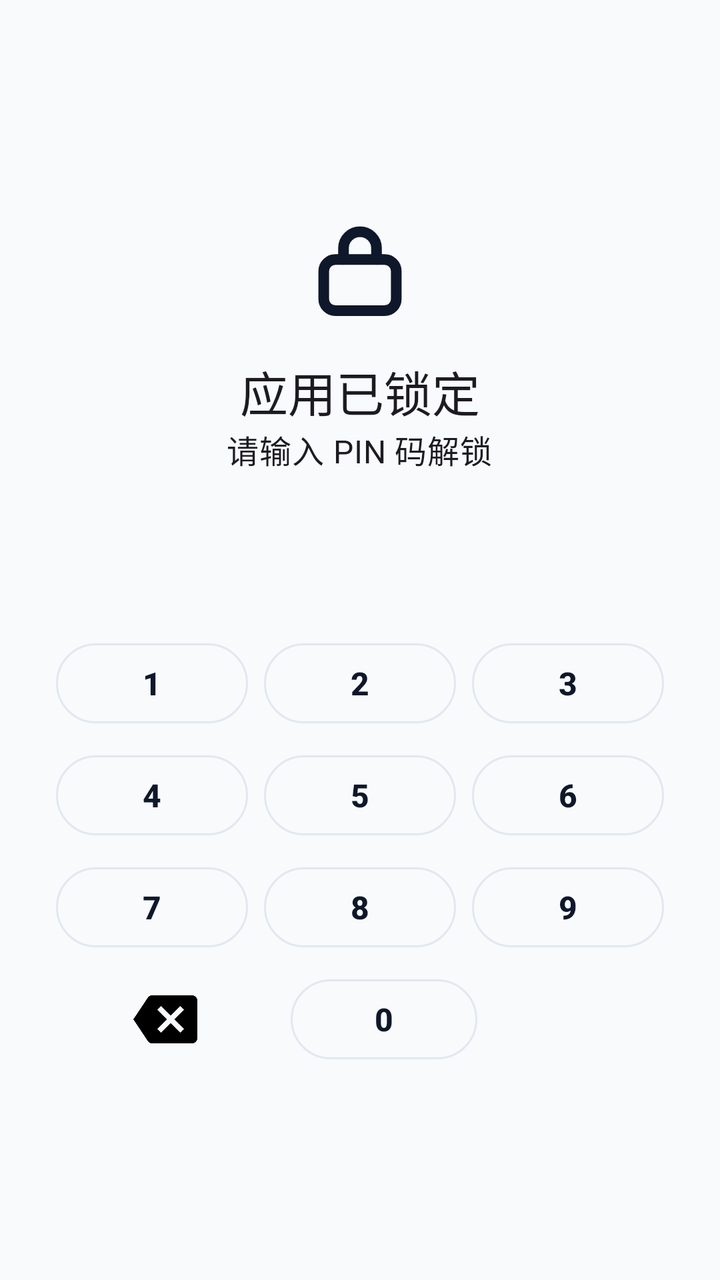
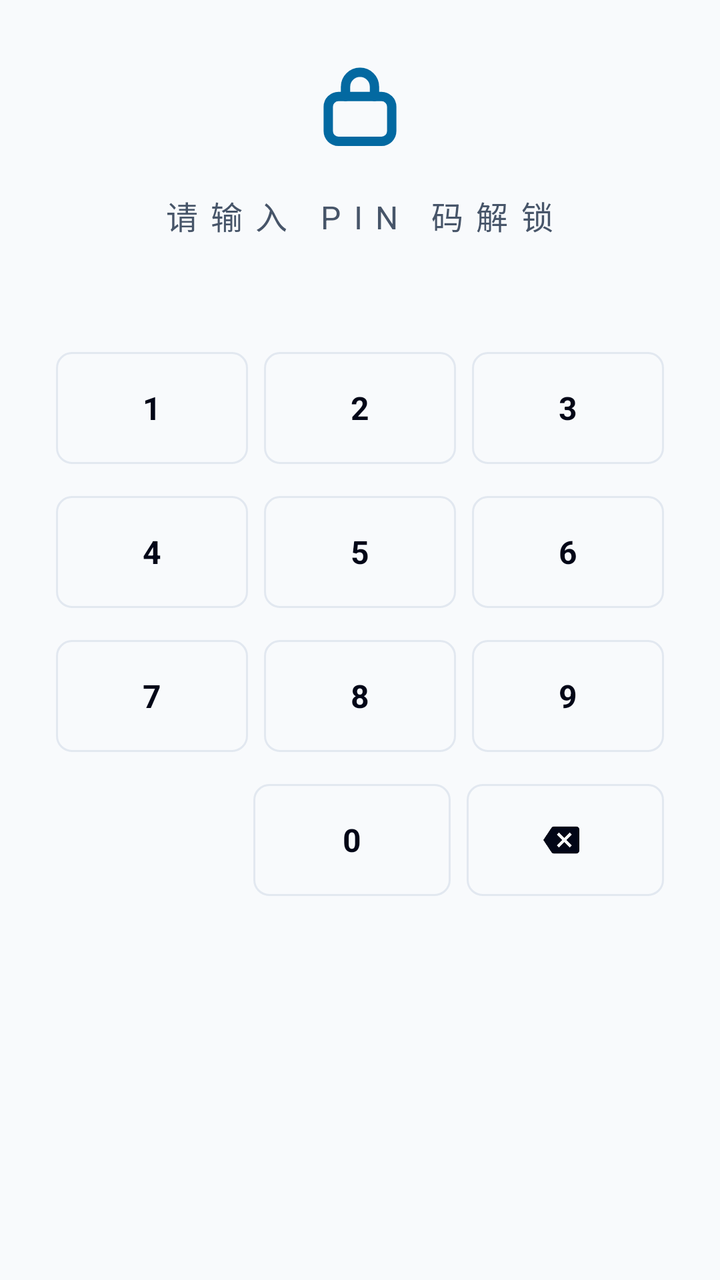

The first picture is an Android layout as it rendered before a commit; the second is the same layout after the commit. The layout source and the unified diff follow.
<!-- AndroidManifest.xml: application theme Theme.SecureDroid -->
<!-- res/layout/activity_lock.xml -->
<?xml version="1.0" encoding="utf-8"?>
<LinearLayout xmlns:android="http://schemas.android.com/apk/res/android"
    xmlns:app="http://schemas.android.com/apk/res-auto"
    android:layout_width="match_parent"
    android:layout_height="match_parent"
    android:orientation="vertical"
    android:gravity="center"
    android:padding="24dp"
    android:background="?android:attr/colorBackground"
    android:filterTouchesWhenObscured="true">

    <ImageView
        android:layout_width="64dp"
        android:layout_height="64dp"
        android:src="@drawable/ic_lock"
        app:tint="@color/primary"
        android:contentDescription="@string/lock_unlock_title" />

    <TextView
        android:layout_width="wrap_content"
        android:layout_height="wrap_content"
        android:layout_marginTop="12dp"
        android:text="@string/lock_unlock_title"
        android:textAppearance="?attr/textAppearanceHeadlineSmall" />

    <TextView
        android:layout_width="wrap_content"
        android:layout_height="wrap_content"
        android:text="@string/lock_unlock_hint"
        android:textAppearance="?attr/textAppearanceBodyMedium" />

    <TextView
        android:id="@+id/tvDots"
        android:layout_width="wrap_content"
        android:layout_height="wrap_content"
        android:layout_marginTop="16dp"
        android:layout_marginBottom="24dp"
        android:minLines="1"
        android:textSize="28sp"
        android:textStyle="bold" />

    <LinearLayout
        android:layout_width="match_parent"
        android:layout_height="wrap_content"
        android:orientation="horizontal"
        android:weightSum="3">

        <com.google.android.material.button.MaterialButton
            android:id="@+id/btn1"
            style="?attr/materialButtonOutlinedStyle"
            android:layout_width="0dp"
            android:layout_height="wrap_content"
            android:layout_weight="1"
            android:layout_margin="4dp"
            android:text="1" />

        <com.google.android.material.button.MaterialButton
            android:id="@+id/btn2"
            style="?attr/materialButtonOutlinedStyle"
            android:layout_width="0dp"
            android:layout_height="wrap_content"
            android:layout_weight="1"
            android:layout_margin="4dp"
            android:text="2" />

        <com.google.android.material.button.MaterialButton
            android:id="@+id/btn3"
            style="?attr/materialButtonOutlinedStyle"
            android:layout_width="0dp"
            android:layout_height="wrap_content"
            android:layout_weight="1"
            android:layout_margin="4dp"
            android:text="3" />
    </LinearLayout>

    <LinearLayout
        android:layout_width="match_parent"
        android:layout_height="wrap_content"
        android:orientation="horizontal"
        android:weightSum="3">

        <com.google.android.material.button.MaterialButton
            android:id="@+id/btn4"
            style="?attr/materialButtonOutlinedStyle"
            android:layout_width="0dp"
            android:layout_height="wrap_content"
            android:layout_weight="1"
            android:layout_margin="4dp"
            android:text="4" />

        <com.google.android.material.button.MaterialButton
            android:id="@+id/btn5"
            style="?attr/materialButtonOutlinedStyle"
            android:layout_width="0dp"
            android:layout_height="wrap_content"
            android:layout_weight="1"
            android:layout_margin="4dp"
            android:text="5" />

        <com.google.android.material.button.MaterialButton
            android:id="@+id/btn6"
            style="?attr/materialButtonOutlinedStyle"
            android:layout_width="0dp"
            android:layout_height="wrap_content"
            android:layout_weight="1"
            android:layout_margin="4dp"
            android:text="6" />
    </LinearLayout>

    <LinearLayout
        android:layout_width="match_parent"
        android:layout_height="wrap_content"
        android:orientation="horizontal"
        android:weightSum="3">

        <com.google.android.material.button.MaterialButton
            android:id="@+id/btn7"
            style="?attr/materialButtonOutlinedStyle"
            android:layout_width="0dp"
            android:layout_height="wrap_content"
            android:layout_weight="1"
            android:layout_margin="4dp"
            android:text="7" />

        <com.google.android.material.button.MaterialButton
            android:id="@+id/btn8"
            style="?attr/materialButtonOutlinedStyle"
            android:layout_width="0dp"
            android:layout_height="wrap_content"
            android:layout_weight="1"
            android:layout_margin="4dp"
            android:text="8" />

        <com.google.android.material.button.MaterialButton
            android:id="@+id/btn9"
            style="?attr/materialButtonOutlinedStyle"
            android:layout_width="0dp"
            android:layout_height="wrap_content"
            android:layout_weight="1"
            android:layout_margin="4dp"
            android:text="9" />
    </LinearLayout>

    <LinearLayout
        android:layout_width="match_parent"
        android:layout_height="wrap_content"
        android:orientation="horizontal"
        android:weightSum="3">

        <ImageView
            android:id="@+id/btnDel"
            android:layout_width="0dp"
            android:layout_height="match_parent"
            android:layout_weight="1"
            android:layout_margin="12dp"
            android:src="@drawable/ic_backspace"
            android:contentDescription="@string/lock_unlock_hint" />

        <com.google.android.material.button.MaterialButton
            android:id="@+id/btn0"
            style="?attr/materialButtonOutlinedStyle"
            android:layout_width="0dp"
            android:layout_height="wrap_content"
            android:layout_weight="1"
            android:layout_margin="4dp"
            android:text="0" />

        <Space
            android:layout_width="0dp"
            android:layout_height="wrap_content"
            android:layout_weight="1" />
    </LinearLayout>
</LinearLayout>
<!-- resources referenced by this layout -->
<resources>
  <color name="primary">@color/c_primary</color>
  <string name="lock_unlock_hint">请输入 PIN 码解锁</string>
  <string name="lock_unlock_title">应用已锁定</string>
  <color name="c_primary">#0F172A</color>
  <color name="c_on_primary">#FFFFFF</color>
  <color name="c_accent">#0369A1</color>
  <color name="c_on_accent">#FFFFFF</color>
  <color name="c_background">#F8FAFC</color>
  <color name="c_card">#FFFFFF</color>
  <color name="c_foreground">#020617</color>
  <color name="c_muted">#E8ECF1</color>
  <color name="c_muted_foreground">#475569</color>
  <color name="c_border">#E2E8F0</color>
  <color name="c_destructive">#DC2626</color>
  <color name="c_on_destructive">#FFFFFF</color>
  <!-- drawable bg_fluid (drawable) -->
  <?xml version="1.0" encoding="utf-8"?>
  <shape xmlns:android="http://schemas.android.com/apk/res/android" android:shape="rectangle">
      <solid android:color="@color/c_background" />
  </shape>
  <style name="Widget.SecureDroid.Card" parent="Widget.Material3.CardView.Elevated">
          <item name="cardBackgroundColor">@color/c_card</item>
          <item name="cardCornerRadius">@dimen/sd_radius_card</item>
          <item name="cardElevation">0dp</item>
          <item name="strokeWidth">@dimen/sd_hairline_width</item>
          <item name="strokeColor">@color/c_border</item>
          <item name="rippleColor">@color/c_muted</item>
      </style>
  <style name="TextAppearance.SecureDroid.Title" parent="TextAppearance.Material3.HeadlineMedium">
          <item name="android:textSize">26sp</item>
          <item name="android:textStyle">bold</item>
          <item name="android:letterSpacing">-0.01</item>
      </style>
  <style name="TextAppearance.SecureDroid.Headline" parent="TextAppearance.Material3.TitleMedium">
          <item name="android:textSize">20sp</item>
          <item name="android:textStyle">bold</item>
      </style>
  <style name="TextAppearance.SecureDroid.Section" parent="TextAppearance.Material3.LabelSmall">
          <item name="android:textSize">12sp</item>
          <item name="android:textStyle">bold</item>
          <item name="android:letterSpacing">0.08</item>
          <item name="android:textAllCaps">true</item>
      </style>
  <style name="TextAppearance.SecureDroid.Body" parent="TextAppearance.Material3.BodyMedium">
          <item name="android:textSize">16sp</item>
          <item name="android:lineSpacingExtra">8dp</item>
      </style>
  <style name="TextAppearance.SecureDroid.Label" parent="TextAppearance.Material3.BodySmall">
          <item name="android:textSize">14sp</item>
          <item name="android:lineSpacingExtra">4dp</item>
      </style>
  <style name="ShapeAppearance.SecureDroid.Card" parent="">
          <item name="cornerFamily">rounded</item>
          <item name="cornerSize">@dimen/sd_radius_card</item>
      </style>
  <style name="ShapeAppearance.SecureDroid.Inner" parent="">
          <item name="cornerFamily">rounded</item>
          <item name="cornerSize">@dimen/sd_radius_inner</item>
      </style>
  <dimen name="sd_radius_card">12dp</dimen>
  <dimen name="sd_hairline_width">1dp</dimen>
  <dimen name="sd_btn_height">48dp</dimen>
  <dimen name="sd_radius_inner">8dp</dimen>
  <dimen name="sd_space_2">8dp</dimen>
  <!-- unchanged entries left out for length: 4 -->
</resources>

<!-- the commit's change to res/layout/activity_lock.xml (unified diff, before → after) -->
@@ -1,173 +1,156 @@
 <?xml version="1.0" encoding="utf-8"?>
-<LinearLayout xmlns:android="http://schemas.android.com/apk/res/android"
-    xmlns:app="http://schemas.android.com/apk/res-auto"
-    android:layout_width="match_parent"
-    android:layout_height="match_parent"
-    android:orientation="vertical"
-    android:gravity="center"
-    android:padding="24dp"
-    android:background="?android:attr/colorBackground"
-    android:filterTouchesWhenObscured="true">
-
-    <ImageView
-        android:layout_width="64dp"
-        android:layout_height="64dp"
-        android:src="@drawable/ic_lock"
-        app:tint="@color/primary"
-        android:contentDescription="@string/lock_unlock_title" />
-
-    <TextView
-        android:layout_width="wrap_content"
-        android:layout_height="wrap_content"
-        android:layout_marginTop="12dp"
-        android:text="@string/lock_unlock_title"
-        android:textAppearance="?attr/textAppearanceHeadlineSmall" />
-
-    <TextView
-        android:layout_width="wrap_content"
-        android:layout_height="wrap_content"
-        android:text="@string/lock_unlock_hint"
-        android:textAppearance="?attr/textAppearanceBodyMedium" />
-
-    <TextView
-        android:id="@+id/tvDots"
-        android:layout_width="wrap_content"
-        android:layout_height="wrap_content"
-        android:layout_marginTop="16dp"
-        android:layout_marginBottom="24dp"
-        android:minLines="1"
-        android:textSize="28sp"
-        android:textStyle="bold" />
-
+<LinearLayout
+        xmlns:android="http://schemas.android.com/apk/res/android"
+        xmlns:app="http://schemas.android.com/apk/res-auto"
+        android:layout_width="match_parent"
+        android:layout_height="match_parent"
+        android:orientation="vertical">
     <LinearLayout
-        android:layout_width="match_parent"
-        android:layout_height="wrap_content"
-        android:orientation="horizontal"
-        android:weightSum="3">
-
-        <com.google.android.material.button.MaterialButton
-            android:id="@+id/btn1"
-            style="?attr/materialButtonOutlinedStyle"
-            android:layout_width="0dp"
-            android:layout_height="wrap_content"
-            android:layout_weight="1"
-            android:layout_margin="4dp"
-            android:text="1" />
-
-        <com.google.android.material.button.MaterialButton
-            android:id="@+id/btn2"
-            style="?attr/materialButtonOutlinedStyle"
-            android:layout_width="0dp"
-            android:layout_height="wrap_content"
-            android:layout_weight="1"
-            android:layout_margin="4dp"
-            android:text="2" />
-
-        <com.google.android.material.button.MaterialButton
-            android:id="@+id/btn3"
-            style="?attr/materialButtonOutlinedStyle"
-            android:layout_width="0dp"
-            android:layout_height="wrap_content"
-            android:layout_weight="1"
-            android:layout_margin="4dp"
-            android:text="3" />
+            android:layout_width="match_parent"
+            android:layout_height="match_parent"
+            android:gravity="center_horizontal"
+            android:orientation="vertical"
+            android:padding="@dimen/sd_space_5">
+        <ImageView
+                android:layout_width="56dp"
+                android:layout_height="56dp"
+                android:contentDescription="@string/lock_unlock_title"
+                android:src="@drawable/ic_lock"
+                app:tint="@color/c_accent" />
+        <TextView
+                android:id="@+id/tvDots"
+                android:layout_width="wrap_content"
+                android:layout_height="wrap_content"
+                android:layout_marginTop="@dimen/sd_space_4"
+                android:layout_marginBottom="@dimen/sd_space_5"
+                android:letterSpacing="0.4"
+                android:minHeight="@dimen/sd_touch_min"
+                android:text="@string/lock_unlock_hint"
+                android:textColor="@color/c_muted_foreground"
+                android:textAppearance="@style/TextAppearance.SecureDroid.Body" />
+        <LinearLayout
+                android:layout_width="match_parent"
+                android:layout_height="wrap_content"
+                android:orientation="horizontal">
+            <com.google.android.material.button.MaterialButton
+                    android:id="@+id/btn1"
+                    style="@style/Widget.SecureDroid.Button.Outlined"
+                    android:layout_width="0dp"
+                    android:layout_height="64dp"
+                    android:layout_margin="@dimen/sd_space_1"
+                    android:layout_weight="1"
+                    android:text="1"
+                    android:textAppearance="@style/TextAppearance.SecureDroid.Keypad" />
+            <com.google.android.material.button.MaterialButton
+                    android:id="@+id/btn2"
+                    style="@style/Widget.SecureDroid.Button.Outlined"
+                    android:layout_width="0dp"
+                    android:layout_height="64dp"
+                    android:layout_margin="@dimen/sd_space_1"
+                    android:layout_weight="1"
+                    android:text="2"
+                    android:textAppearance="@style/TextAppearance.SecureDroid.Keypad" />
+            <com.google.android.material.button.MaterialButton
+                    android:id="@+id/btn3"
+                    style="@style/Widget.SecureDroid.Button.Outlined"
+                    android:layout_width="0dp"
+                    android:layout_height="64dp"
+                    android:layout_margin="@dimen/sd_space_1"
+                    android:layout_weight="1"
+                    android:text="3"
+                    android:textAppearance="@style/TextAppearance.SecureDroid.Keypad" />
+            </LinearLayout>
+        <LinearLayout
+                android:layout_width="match_parent"
+                android:layout_height="wrap_content"
+                android:orientation="horizontal">
+            <com.google.android.material.button.MaterialButton
+                    android:id="@+id/btn4"
+                    style="@style/Widget.SecureDroid.Button.Outlined"
+                    android:layout_width="0dp"
+                    android:layout_height="64dp"
+                    android:layout_margin="@dimen/sd_space_1"
+                    android:layout_weight="1"
+                    android:text="4"
+                    android:textAppearance="@style/TextAppearance.SecureDroid.Keypad" />
+            <com.google.android.material.button.MaterialButton
+                    android:id="@+id/btn5"
+                    style="@style/Widget.SecureDroid.Button.Outlined"
+                    android:layout_width="0dp"
+                    android:layout_height="64dp"
+                    android:layout_margin="@dimen/sd_space_1"
+                    android:layout_weight="1"
+                    android:text="5"
+                    android:textAppearance="@style/TextAppearance.SecureDroid.Keypad" />
+            <com.google.android.material.button.MaterialButton
+                    android:id="@+id/btn6"
+                    style="@style/Widget.SecureDroid.Button.Outlined"
+                    android:layout_width="0dp"
+                    android:layout_height="64dp"
+                    android:layout_margin="@dimen/sd_space_1"
+                    android:layout_weight="1"
+                    android:text="6"
+                    android:textAppearance="@style/TextAppearance.SecureDroid.Keypad" />
+            </LinearLayout>
+        <LinearLayout
+                android:layout_width="match_parent"
+                android:layout_height="wrap_content"
+                android:orientation="horizontal">
+            <com.google.android.material.button.MaterialButton
+                    android:id="@+id/btn7"
+                    style="@style/Widget.SecureDroid.Button.Outlined"
+                    android:layout_width="0dp"
+                    android:layout_height="64dp"
+                    android:layout_margin="@dimen/sd_space_1"
+                    android:layout_weight="1"
+                    android:text="7"
+                    android:textAppearance="@style/TextAppearance.SecureDroid.Keypad" />
+            <com.google.android.material.button.MaterialButton
+                    android:id="@+id/btn8"
+                    style="@style/Widget.SecureDroid.Button.Outlined"
+                    android:layout_width="0dp"
+                    android:layout_height="64dp"
+                    android:layout_margin="@dimen/sd_space_1"
+                    android:layout_weight="1"
+                    android:text="8"
+                    android:textAppearance="@style/TextAppearance.SecureDroid.Keypad" />
+            <com.google.android.material.button.MaterialButton
+                    android:id="@+id/btn9"
+                    style="@style/Widget.SecureDroid.Button.Outlined"
+                    android:layout_width="0dp"
+                    android:layout_height="64dp"
+                    android:layout_margin="@dimen/sd_space_1"
+                    android:layout_weight="1"
+                    android:text="9"
+                    android:textAppearance="@style/TextAppearance.SecureDroid.Keypad" />
+            </LinearLayout>
+        <LinearLayout
+                android:layout_width="match_parent"
+                android:layout_height="wrap_content"
+                android:orientation="horizontal">
+            <Space
+                    android:layout_width="0dp"
+                    android:layout_height="1dp"
+                    android:layout_weight="1" />
+            <com.google.android.material.button.MaterialButton
+                    android:id="@+id/btn0"
+                    style="@style/Widget.SecureDroid.Button.Outlined"
+                    android:layout_width="0dp"
+                    android:layout_height="64dp"
+                    android:layout_margin="@dimen/sd_space_1"
+                    android:layout_weight="1"
+                    android:text="0"
+                    android:textAppearance="@style/TextAppearance.SecureDroid.Keypad" />
+            <com.google.android.material.button.MaterialButton
+                    android:id="@+id/btnDel"
+                    style="@style/Widget.SecureDroid.Button.Outlined"
+                    android:layout_width="0dp"
+                    android:layout_height="64dp"
+                    android:layout_margin="@dimen/sd_space_1"
+                    android:layout_weight="1"
+                    android:contentDescription="@string/lock_unlock_hint"
+                    app:icon="@drawable/ic_backspace"
+                    app:iconGravity="textStart" />
+            </LinearLayout>
+        </LinearLayout>
     </LinearLayout>
-
-    <LinearLayout
-        android:layout_width="match_parent"
-        android:layout_height="wrap_content"
-        android:orientation="horizontal"
-        android:weightSum="3">
-
-        <com.google.android.material.button.MaterialButton
-            android:id="@+id/btn4"
-            style="?attr/materialButtonOutlinedStyle"
-            android:layout_width="0dp"
-            android:layout_height="wrap_content"
-            android:layout_weight="1"
-            android:layout_margin="4dp"
-            android:text="4" />
-
-        <com.google.android.material.button.MaterialButton
-            android:id="@+id/btn5"
-            style="?attr/materialButtonOutlinedStyle"
-            android:layout_width="0dp"
-            android:layout_height="wrap_content"
-            android:layout_weight="1"
-            android:layout_margin="4dp"
-            android:text="5" />
-
-        <com.google.android.material.button.MaterialButton
-            android:id="@+id/btn6"
-            style="?attr/materialButtonOutlinedStyle"
-            android:layout_width="0dp"
-            android:layout_height="wrap_content"
-            android:layout_weight="1"
-            android:layout_margin="4dp"
-            android:text="6" />
-    </LinearLayout>
-
-    <LinearLayout
-        android:layout_width="match_parent"
-        android:layout_height="wrap_content"
-        android:orientation="horizontal"
-        android:weightSum="3">
-
-        <com.google.android.material.button.MaterialButton
-            android:id="@+id/btn7"
-            style="?attr/materialButtonOutlinedStyle"
-            android:layout_width="0dp"
-            android:layout_height="wrap_content"
-            android:layout_weight="1"
-            android:layout_margin="4dp"
-            android:text="7" />
-
-        <com.google.android.material.button.MaterialButton
-            android:id="@+id/btn8"
-            style="?attr/materialButtonOutlinedStyle"
-            android:layout_width="0dp"
-            android:layout_height="wrap_content"
-            android:layout_weight="1"
-            android:layout_margin="4dp"
-            android:text="8" />
-
-        <com.google.android.material.button.MaterialButton
-            android:id="@+id/btn9"
-            style="?attr/materialButtonOutlinedStyle"
-            android:layout_width="0dp"
-            android:layout_height="wrap_content"
-            android:layout_weight="1"
-            android:layout_margin="4dp"
-            android:text="9" />
-    </LinearLayout>
-
-    <LinearLayout
-        android:layout_width="match_parent"
-        android:layout_height="wrap_content"
-        android:orientation="horizontal"
-        android:weightSum="3">
-
-        <ImageView
-            android:id="@+id/btnDel"
-            android:layout_width="0dp"
-            android:layout_height="match_parent"
-            android:layout_weight="1"
-            android:layout_margin="12dp"
-            android:src="@drawable/ic_backspace"
-            android:contentDescription="@string/lock_unlock_hint" />
-
-        <com.google.android.material.button.MaterialButton
-            android:id="@+id/btn0"
-            style="?attr/materialButtonOutlinedStyle"
-            android:layout_width="0dp"
-            android:layout_height="wrap_content"
-            android:layout_weight="1"
-            android:layout_margin="4dp"
-            android:text="0" />
-
-        <Space
-            android:layout_width="0dp"
-            android:layout_height="wrap_content"
-            android:layout_weight="1" />
-    </LinearLayout>
-</LinearLayout>
<!-- resource entries referenced after the edit -->
@@ -1,6 +1,5 @@
 <!-- resources referenced by this layout -->
 <resources>
-  <color name="primary">@color/c_primary</color>
   <string name="lock_unlock_hint">请输入 PIN 码解锁</string>
   <string name="lock_unlock_title">应用已锁定</string>
   <color name="c_primary">#0F172A</color>
@@ -12,6 +11,10 @@
   <color name="c_foreground">#020617</color>
   <color name="c_muted">#E8ECF1</color>
   <color name="c_muted_foreground">#475569</color>
+  <dimen name="sd_space_1">4dp</dimen>
+  <dimen name="sd_space_4">16dp</dimen>
+  <dimen name="sd_space_5">24dp</dimen>
+  <dimen name="sd_touch_min">48dp</dimen>
   <color name="c_border">#E2E8F0</color>
   <color name="c_destructive">#DC2626</color>
   <color name="c_on_destructive">#FFFFFF</color>
@@ -47,6 +50,18 @@
           <item name="android:textSize">16sp</item>
           <item name="android:lineSpacingExtra">8dp</item>
       </style>
+  <style name="TextAppearance.SecureDroid.Keypad" parent="TextAppearance.Material3.HeadlineSmall">
+          <item name="android:textSize">24sp</item>
+      </style>
+  <style name="Widget.SecureDroid.Button.Outlined" parent="Widget.Material3.Button.OutlinedButton">
+          <item name="android:minHeight">@dimen/sd_touch_min</item>
+          <item name="android:textSize">16sp</item>
+          <item name="android:textAllCaps">false</item>
+          <item name="cornerRadius">@dimen/sd_radius_inner</item>
+          <item name="strokeColor">@color/c_border</item>
+          <item name="android:textColor">@color/c_foreground</item>
+          <item name="iconTint">@color/c_foreground</item>
+      </style>
   <style name="TextAppearance.SecureDroid.Label" parent="TextAppearance.Material3.BodySmall">
           <item name="android:textSize">14sp</item>
           <item name="android:lineSpacingExtra">4dp</item>
